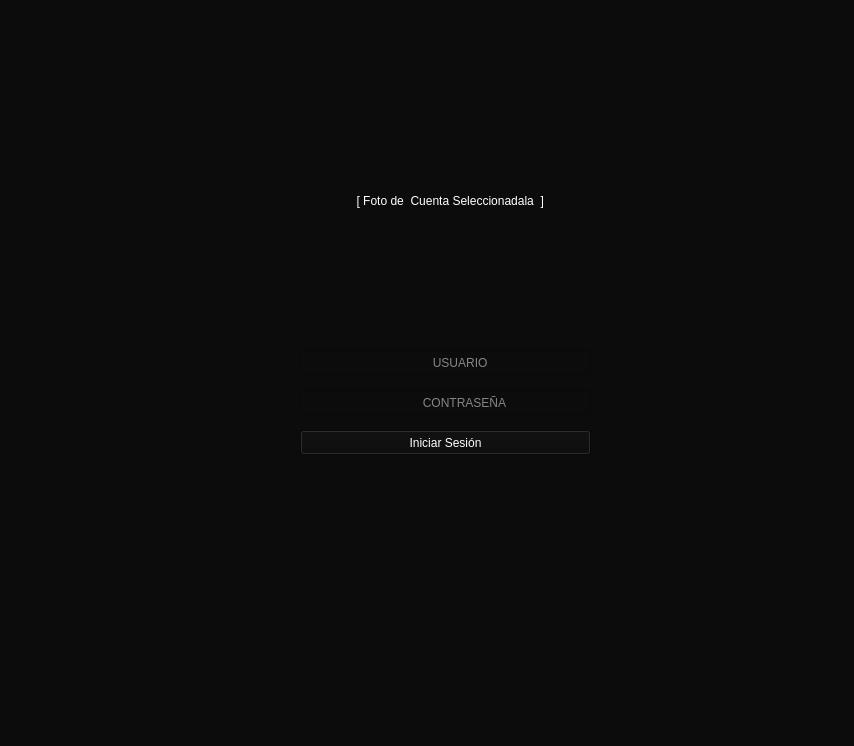
First picture: the form in Restaurante/Login/Login.ui, repository camvaz/restaurante-ihc, before the edit.
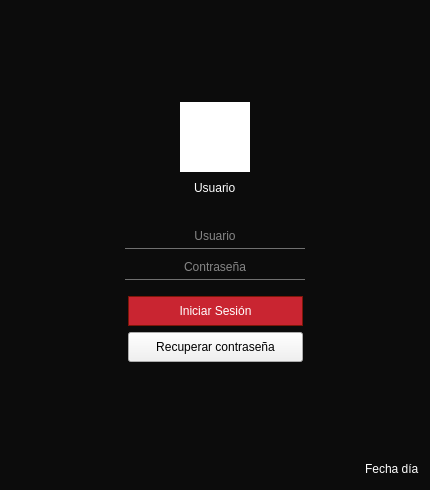
Second picture: the form after the edit.

Commit message: Camibios en el layout y corrección del estilo en login

Patch:
```diff
--- a/Restaurante/Login/Login.ui
+++ b/Restaurante/Login/Login.ui
@@ -6,10 +6,22 @@
    <rect>
     <x>0</x>
     <y>0</y>
-    <width>854</width>
-    <height>746</height>
+    <width>430</width>
+    <height>490</height>
    </rect>
   </property>
+  <property name="minimumSize">
+   <size>
+    <width>430</width>
+    <height>490</height>
+   </size>
+  </property>
+  <property name="maximumSize">
+   <size>
+    <width>427</width>
+    <height>490</height>
+   </size>
+  </property>
   <property name="windowTitle">
    <string>Form</string>
   </property>
@@ -17,64 +29,437 @@
    <string notr="true">background-color:#0c0c0c;
 color:white;</string>
   </property>
-  <widget class="QLabel" name="IMG">
-   <property name="geometry">
-    <rect>
-     <x>300</x>
-     <y>120</y>
-     <width>261</width>
-     <height>161</height>
-    </rect>
-   </property>
-   <property name="text">
-    <string>                 [ Foto de  Cuenta Seleccionadala  ]</string>
-   </property>
-  </widget>
-  <widget class="QLineEdit" name="ln_password">
-   <property name="geometry">
-    <rect>
-     <x>300</x>
-     <y>390</y>
-     <width>291</width>
-     <height>25</height>
-    </rect>
-   </property>
-   <property name="echoMode">
-    <enum>QLineEdit::Password</enum>
-   </property>
-   <property name="placeholderText">
-    <string>                                    CONTRASEÑA</string>
-   </property>
-  </widget>
-  <widget class="QLineEdit" name="ln_user">
-   <property name="geometry">
-    <rect>
-     <x>300</x>
-     <y>350</y>
-     <width>291</width>
-     <height>25</height>
-    </rect>
-   </property>
-   <property name="echoMode">
-    <enum>QLineEdit::Password</enum>
-   </property>
-   <property name="placeholderText">
-    <string>                                       USUARIO</string>
-   </property>
-  </widget>
-  <widget class="QPushButton" name="btn_inicioSesion">
-   <property name="geometry">
-    <rect>
-     <x>300</x>
-     <y>430</y>
-     <width>291</width>
-     <height>25</height>
-    </rect>
-   </property>
-   <property name="text">
-    <string>Iniciar Sesión</string>
-   </property>
-  </widget>
+  <layout class="QGridLayout" name="gridLayout">
+   <item row="0" column="0">
+    <layout class="QVBoxLayout" name="verticalLayout">
+     <item>
+      <spacer name="verticalSpacer">
+       <property name="orientation">
+        <enum>Qt::Vertical</enum>
+       </property>
+       <property name="sizeType">
+        <enum>QSizePolicy::Expanding</enum>
+       </property>
+       <property name="sizeHint" stdset="0">
+        <size>
+         <width>20</width>
+         <height>60</height>
+        </size>
+       </property>
+      </spacer>
+     </item>
+     <item>
+      <layout class="QHBoxLayout" name="horizontalLayout">
+       <item>
+        <spacer name="horizontalSpacer_5">
+         <property name="orientation">
+          <enum>Qt::Horizontal</enum>
+         </property>
+         <property name="sizeHint" stdset="0">
+          <size>
+           <width>40</width>
+           <height>20</height>
+          </size>
+         </property>
+        </spacer>
+       </item>
+       <item>
+        <widget class="QLabel" name="IMG">
+         <property name="minimumSize">
+          <size>
+           <width>70</width>
+           <height>70</height>
+          </size>
+         </property>
+         <property name="maximumSize">
+          <size>
+           <width>70</width>
+           <height>70</height>
+          </size>
+         </property>
+         <property name="styleSheet">
+          <string notr="true">background-color:white;</string>
+         </property>
+         <property name="text">
+          <string>&lt;html&gt;&lt;head/&gt;&lt;body&gt;&lt;p&gt;img cuenta&lt;/p&gt;&lt;/body&gt;&lt;/html&gt;</string>
+         </property>
+         <property name="alignment">
+          <set>Qt::AlignCenter</set>
+         </property>
+        </widget>
+       </item>
+       <item>
+        <spacer name="horizontalSpacer_6">
+         <property name="orientation">
+          <enum>Qt::Horizontal</enum>
+         </property>
+         <property name="sizeHint" stdset="0">
+          <size>
+           <width>40</width>
+           <height>20</height>
+          </size>
+         </property>
+        </spacer>
+       </item>
+      </layout>
+     </item>
+     <item>
+      <layout class="QHBoxLayout" name="horizontalLayout_5">
+       <item>
+        <spacer name="horizontalSpacer_9">
+         <property name="orientation">
+          <enum>Qt::Horizontal</enum>
+         </property>
+         <property name="sizeHint" stdset="0">
+          <size>
+           <width>40</width>
+           <height>20</height>
+          </size>
+         </property>
+        </spacer>
+       </item>
+       <item>
+        <widget class="QLabel" name="label">
+         <property name="minimumSize">
+          <size>
+           <width>0</width>
+           <height>20</height>
+          </size>
+         </property>
+         <property name="maximumSize">
+          <size>
+           <width>16777215</width>
+           <height>20</height>
+          </size>
+         </property>
+         <property name="styleSheet">
+          <string notr="true">font: 75 9pt &quot;Noto Serif&quot;;</string>
+         </property>
+         <property name="text">
+          <string>Usuario</string>
+         </property>
+        </widget>
+       </item>
+       <item>
+        <spacer name="horizontalSpacer_10">
+         <property name="orientation">
+          <enum>Qt::Horizontal</enum>
+         </property>
+         <property name="sizeHint" stdset="0">
+          <size>
+           <width>40</width>
+           <height>20</height>
+          </size>
+         </property>
+        </spacer>
+       </item>
+      </layout>
+     </item>
+     <item>
+      <spacer name="verticalSpacer_2">
+       <property name="orientation">
+        <enum>Qt::Vertical</enum>
+       </property>
+       <property name="sizeType">
+        <enum>QSizePolicy::Fixed</enum>
+       </property>
+       <property name="sizeHint" stdset="0">
+        <size>
+         <width>20</width>
+         <height>20</height>
+        </size>
+       </property>
+      </spacer>
+     </item>
+     <item>
+      <layout class="QHBoxLayout" name="horizontalLayout_2">
+       <item>
+        <spacer name="horizontalSpacer">
+         <property name="orientation">
+          <enum>Qt::Horizontal</enum>
+         </property>
+         <property name="sizeHint" stdset="0">
+          <size>
+           <width>40</width>
+           <height>20</height>
+          </size>
+         </property>
+        </spacer>
+       </item>
+       <item>
+        <widget class="QLineEdit" name="ln_user">
+         <property name="minimumSize">
+          <size>
+           <width>180</width>
+           <height>25</height>
+          </size>
+         </property>
+         <property name="maximumSize">
+          <size>
+           <width>195</width>
+           <height>16777215</height>
+          </size>
+         </property>
+         <property name="styleSheet">
+          <string notr="true">text-align:center;
+border-top:none;
+border-bottom: 1px solid #707070;
+font: 75 10pt &quot;Noto Serif&quot;;</string>
+         </property>
+         <property name="echoMode">
+          <enum>QLineEdit::Password</enum>
+         </property>
+         <property name="alignment">
+          <set>Qt::AlignCenter</set>
+         </property>
+         <property name="placeholderText">
+          <string>Usuario</string>
+         </property>
+        </widget>
+       </item>
+       <item>
+        <spacer name="horizontalSpacer_3">
+         <property name="orientation">
+          <enum>Qt::Horizontal</enum>
+         </property>
+         <property name="sizeHint" stdset="0">
+          <size>
+           <width>40</width>
+           <height>20</height>
+          </size>
+         </property>
+        </spacer>
+       </item>
+      </layout>
+     </item>
+     <item>
+      <layout class="QHBoxLayout" name="horizontalLayout_3">
+       <item>
+        <spacer name="horizontalSpacer_2">
+         <property name="orientation">
+          <enum>Qt::Horizontal</enum>
+         </property>
+         <property name="sizeHint" stdset="0">
+          <size>
+           <width>40</width>
+           <height>20</height>
+          </size>
+         </property>
+        </spacer>
+       </item>
+       <item>
+        <widget class="QLineEdit" name="ln_password">
+         <property name="minimumSize">
+          <size>
+           <width>180</width>
+           <height>25</height>
+          </size>
+         </property>
+         <property name="maximumSize">
+          <size>
+           <width>175</width>
+           <height>16777215</height>
+          </size>
+         </property>
+         <property name="styleSheet">
+          <string notr="true">text-align:center;
+border-top:none;
+border-bottom: 1px solid #707070;
+font: 75 10pt &quot;Noto Serif&quot;;</string>
+         </property>
+         <property name="echoMode">
+          <enum>QLineEdit::Password</enum>
+         </property>
+         <property name="alignment">
+          <set>Qt::AlignCenter</set>
+         </property>
+         <property name="placeholderText">
+          <string>Contraseña</string>
+         </property>
+        </widget>
+       </item>
+       <item>
+        <spacer name="horizontalSpacer_4">
+         <property name="orientation">
+          <enum>Qt::Horizontal</enum>
+         </property>
+         <property name="sizeHint" stdset="0">
+          <size>
+           <width>40</width>
+           <height>20</height>
+          </size>
+         </property>
+        </spacer>
+       </item>
+      </layout>
+     </item>
+     <item>
+      <spacer name="verticalSpacer_4">
+       <property name="orientation">
+        <enum>Qt::Vertical</enum>
+       </property>
+       <property name="sizeType">
+        <enum>QSizePolicy::Fixed</enum>
+       </property>
+       <property name="sizeHint" stdset="0">
+        <size>
+         <width>20</width>
+         <height>10</height>
+        </size>
+       </property>
+      </spacer>
+     </item>
+     <item>
+      <layout class="QHBoxLayout" name="horizontalLayout_4">
+       <item>
+        <spacer name="horizontalSpacer_7">
+         <property name="orientation">
+          <enum>Qt::Horizontal</enum>
+         </property>
+         <property name="sizeHint" stdset="0">
+          <size>
+           <width>40</width>
+           <height>20</height>
+          </size>
+         </property>
+        </spacer>
+       </item>
+       <item>
+        <widget class="QPushButton" name="btn_inicioSesion">
+         <property name="minimumSize">
+          <size>
+           <width>175</width>
+           <height>30</height>
+          </size>
+         </property>
+         <property name="maximumSize">
+          <size>
+           <width>175</width>
+           <height>30</height>
+          </size>
+         </property>
+         <property name="styleSheet">
+          <string notr="true">font: 75 8pt &quot;Noto Serif&quot;;
+background-color: #C92531;
+border: 1px solid #7C1709;</string>
+         </property>
+         <property name="text">
+          <string>Iniciar Sesión</string>
+         </property>
+        </widget>
+       </item>
+       <item>
+        <spacer name="horizontalSpacer_8">
+         <property name="orientation">
+          <enum>Qt::Horizontal</enum>
+         </property>
+         <property name="sizeHint" stdset="0">
+          <size>
+           <width>40</width>
+           <height>20</height>
+          </size>
+         </property>
+        </spacer>
+       </item>
+      </layout>
+     </item>
+     <item>
+      <layout class="QHBoxLayout" name="horizontalLayout_6">
+       <item>
+        <spacer name="horizontalSpacer_11">
+         <property name="orientation">
+          <enum>Qt::Horizontal</enum>
+         </property>
+         <property name="sizeHint" stdset="0">
+          <size>
+           <width>40</width>
+           <height>20</height>
+          </size>
+         </property>
+        </spacer>
+       </item>
+       <item>
+        <widget class="QPushButton" name="btn_inicioSesion_2">
+         <property name="minimumSize">
+          <size>
+           <width>175</width>
+           <height>30</height>
+          </size>
+         </property>
+         <property name="maximumSize">
+          <size>
+           <width>175</width>
+           <height>30</height>
+          </size>
+         </property>
+         <property name="styleSheet">
+          <string notr="true">font: 75 8pt &quot;Noto Serif&quot;;
+color: black;
+background-color: #F1F1F1;</string>
+         </property>
+         <property name="text">
+          <string>Recuperar contraseña</string>
+         </property>
+        </widget>
+       </item>
+       <item>
+        <spacer name="horizontalSpacer_12">
+         <property name="orientation">
+          <enum>Qt::Horizontal</enum>
+         </property>
+         <property name="sizeHint" stdset="0">
+          <size>
+           <width>40</width>
+           <height>20</height>
+          </size>
+         </property>
+        </spacer>
+       </item>
+      </layout>
+     </item>
+     <item>
+      <spacer name="verticalSpacer_3">
+       <property name="orientation">
+        <enum>Qt::Vertical</enum>
+       </property>
+       <property name="sizeHint" stdset="0">
+        <size>
+         <width>20</width>
+         <height>40</height>
+        </size>
+       </property>
+      </spacer>
+     </item>
+     <item>
+      <layout class="QHBoxLayout" name="horizontalLayout_7">
+       <item>
+        <spacer name="horizontalSpacer_13">
+         <property name="orientation">
+          <enum>Qt::Horizontal</enum>
+         </property>
+         <property name="sizeHint" stdset="0">
+          <size>
+           <width>40</width>
+           <height>20</height>
+          </size>
+         </property>
+        </spacer>
+       </item>
+       <item>
+        <widget class="QLabel" name="label_2">
+         <property name="styleSheet">
+          <string notr="true">font: 75 9pt &quot;Noto Serif&quot;;</string>
+         </property>
+         <property name="text">
+          <string>Fecha día</string>
+         </property>
+        </widget>
+       </item>
+      </layout>
+     </item>
+    </layout>
+   </item>
+  </layout>
  </widget>
  <resources/>
  <connections/>
```
Left out of the diff: 3 changed lines with no effect on the pictures. The commit also changes 5 other files.
